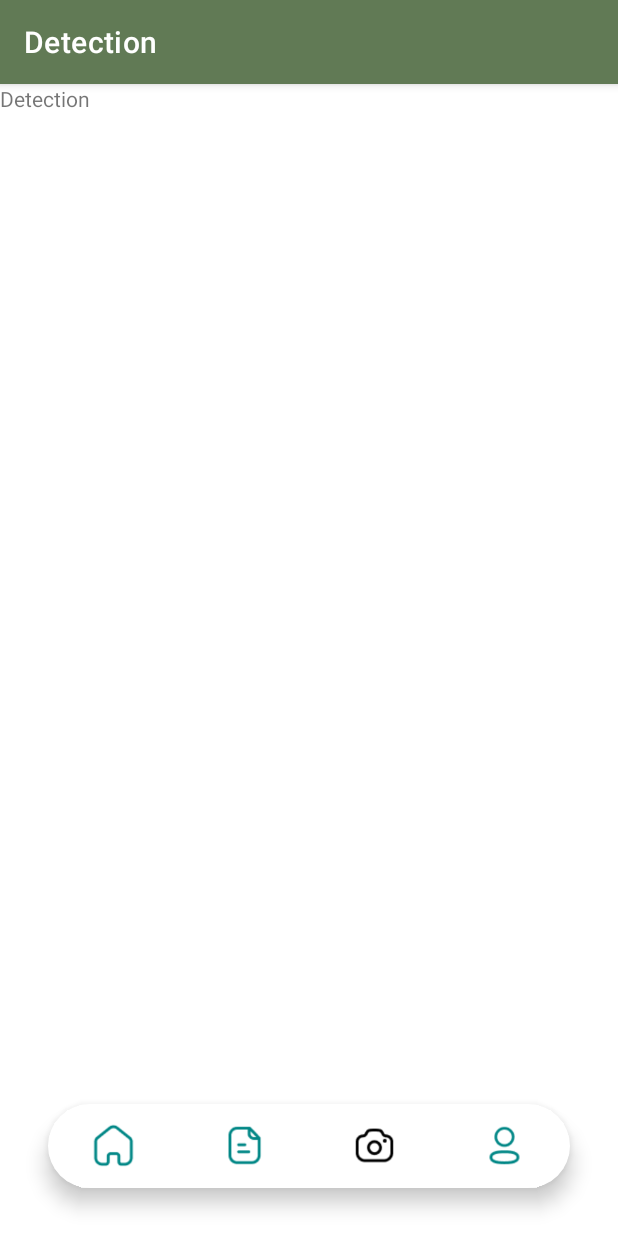
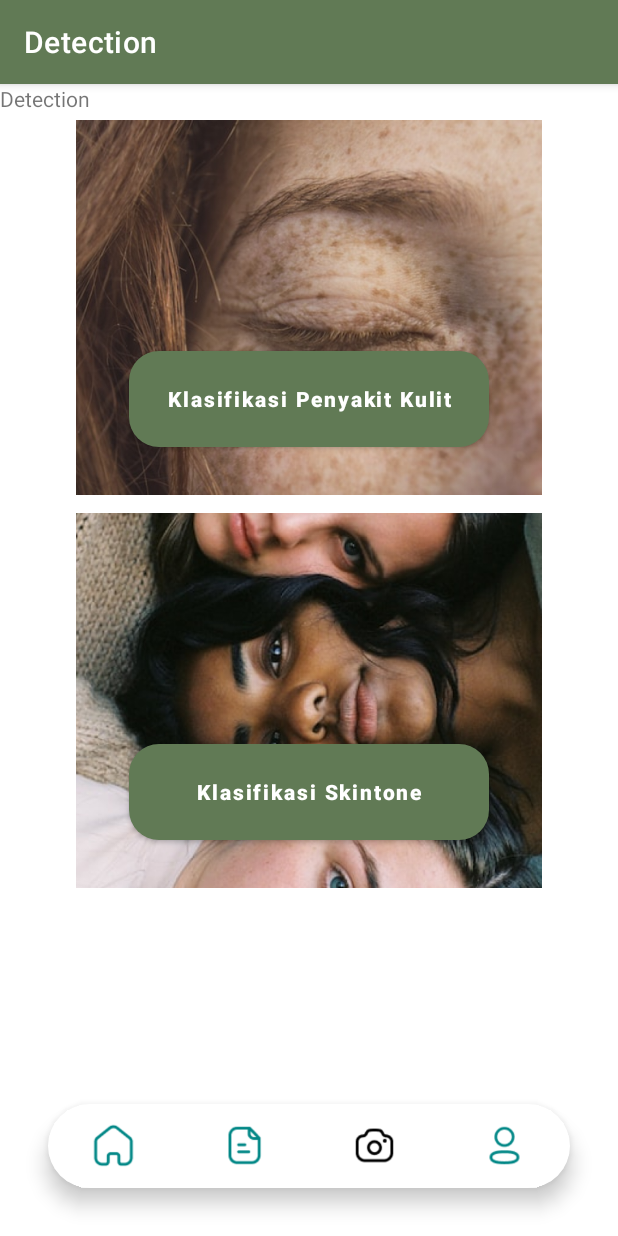
Before and after one commit to yudhah52/Skin-Sight-Apps, an Android app: the DetectionFragment screen opened through its navigation route, on a phone screen of 412 x 824 dp. Run offline under Robolectric (Android 15) with nearby library versions, the phone set to English and light mode, and no system bars; our stand-ins replace navigation-ui; 1 statement that could not run was skipped.

Commit message:
up detection 1

```diff
--- /dev/null
+++ b/app/src/main/res/drawable/rounded_corner.xml
@@ -0,0 +1,4 @@
+<shape xmlns:android="http://schemas.android.com/apk/res/android"
+  android:shape="rectangle">
+  <corners android:radius="20dp"/>
+</shape>
--- a/app/src/main/res/layout/fragment_detection.xml
+++ b/app/src/main/res/layout/fragment_detection.xml
@@ -1,14 +1,68 @@
 <?xml version="1.0" encoding="utf-8"?>
-<FrameLayout xmlns:android="http://schemas.android.com/apk/res/android"
+<androidx.constraintlayout.widget.ConstraintLayout xmlns:android="http://schemas.android.com/apk/res/android"
+  xmlns:app="http://schemas.android.com/apk/res-auto"
   xmlns:tools="http://schemas.android.com/tools"
   android:layout_width="match_parent"
   android:layout_height="match_parent"
   tools:context=".ui.detection.DetectionFragment">
 
-    <!-- TODO: Update blank fragment layout -->
   <TextView
     android:layout_width="match_parent"
     android:layout_height="match_parent"
     android:text="@string/detection" />
 
-</FrameLayout>
+  <ImageView
+    android:id="@+id/imageView1"
+    android:layout_width="0dp"
+    android:layout_height="250dp"
+    android:layout_marginStart="48dp"
+    android:layout_marginTop="24dp"
+    android:layout_marginEnd="48dp"
+    android:background="@drawable/rounded_corner"
+    app:layout_constraintEnd_toEndOf="parent"
+    app:layout_constraintStart_toStartOf="parent"
+    app:layout_constraintTop_toTopOf="parent"
+    app:srcCompat="@drawable/skin_detection_img" />
+
+  <Button
+    android:id="@+id/skinDiseaseButton"
+    android:layout_width="240dp"
+    android:layout_height="64dp"
+    android:layout_marginBottom="32dp"
+    android:background="@drawable/my_button"
+    android:text="@string/detect_skin_disease"
+    android:textAllCaps="false"
+    android:textColor="@color/white"
+    android:textStyle="bold"
+    app:layout_constraintBottom_toBottomOf="@id/imageView1"
+    app:layout_constraintEnd_toEndOf="@id/imageView1"
+    app:layout_constraintStart_toStartOf="@id/imageView1" />
+
+  <ImageView
+    android:id="@+id/imageView2"
+    android:layout_width="0dp"
+    android:layout_height="250dp"
+    android:layout_marginStart="48dp"
+    android:layout_marginTop="12dp"
+    android:layout_marginEnd="48dp"
+    app:layout_constraintEnd_toEndOf="parent"
+    app:layout_constraintStart_toStartOf="parent"
+    app:layout_constraintTop_toBottomOf="@id/imageView1"
+    app:srcCompat="@drawable/skin_tone_img" />
+
+  <Button
+    android:id="@+id/skinToneButton"
+    android:layout_width="240dp"
+    android:layout_height="64dp"
+    android:layout_marginBottom="32dp"
+    android:background="@drawable/my_button"
+    android:text="@string/detect_skin_tone"
+    android:textAllCaps="false"
+    android:textColor="@color/white"
+    android:textStyle="bold"
+    app:layout_constraintBottom_toBottomOf="@id/imageView2"
+    app:layout_constraintEnd_toEndOf="@id/imageView2"
+    app:layout_constraintStart_toStartOf="@id/imageView2" />
+
+
+</androidx.constraintlayout.widget.ConstraintLayout>
```
Also changed, not shown: app/src/main/res/drawable/skin_detection_img.png (added), app/src/main/res/drawable/skin_tone_img.png (added). Lines whose indentation alone changed are shown as unchanged.
